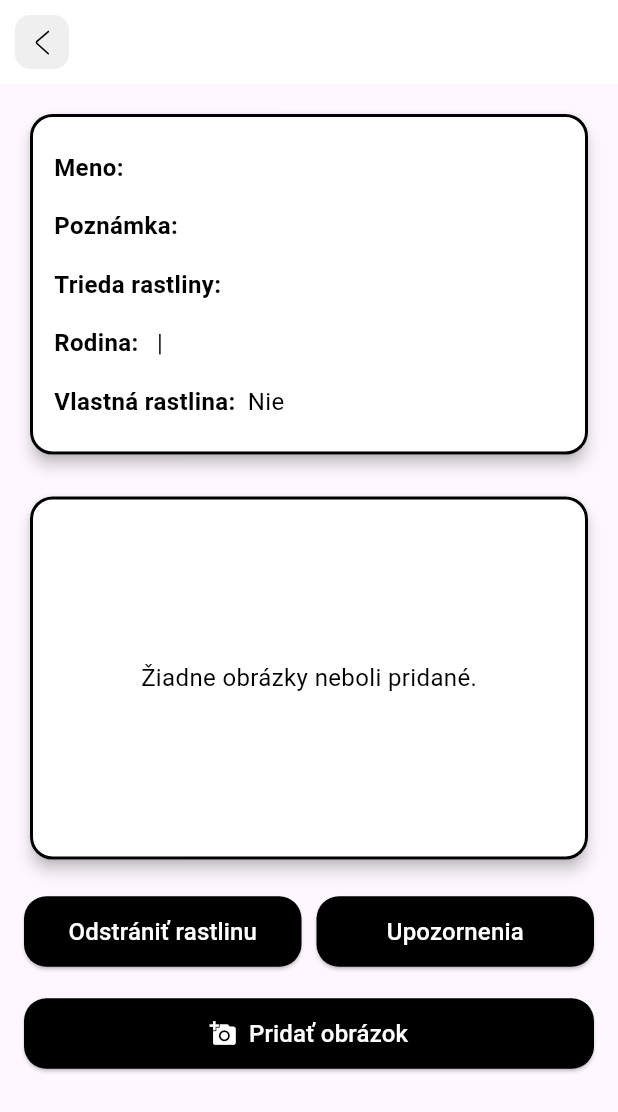
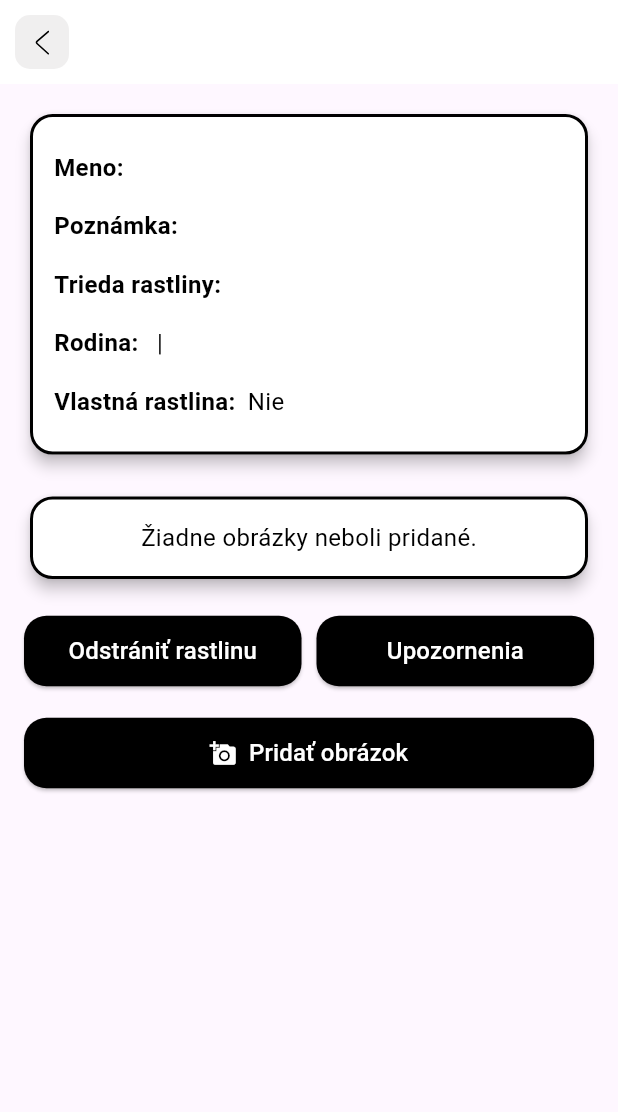
Before and after one commit to DonisPan/garden_app, a Flutter app: the PlantDetailPage screen opened directly with empty values, on a phone screen of 412 x 824 dp. Shown: the top 1112 px of the screen. Run offline on Flutter 3.47's test engine with Material 3 defaults, Android fonts, the phone set to English and light mode, and no system bars; our stand-ins replace easy_localization, flutter_dotenv, flutter_secure_storage, flutter_svg, image_picker, permission_handler and 1 more; accounts and stored records are empty.

Commit message:
Fix image card in plant detail page

```diff
--- a/lib/views/plant_detail.dart
+++ b/lib/views/plant_detail.dart
@@ -117,6 +117,9 @@ class PlantDetailPage extends StatelessWidget {
       ),
       child: Padding(
         padding: const EdgeInsets.all(16.0),
+        child: Container(
+          constraints: const BoxConstraints(maxHeight: 250),
+          child: SingleChildScrollView(
             child: Column(
               crossAxisAlignment: CrossAxisAlignment.start,
               children: [
@@ -146,6 +149,8 @@ class PlantDetailPage extends StatelessWidget {
                       : 'plant_detail.details.no'.tr(),
                 ),
               ],
+            ),
+          ),
         ),
       ),
     );
@@ -186,19 +191,21 @@ class PlantDetailPage extends StatelessWidget {
       ),
       child: Padding(
         padding: const EdgeInsets.all(16.0),
-        child: Container(
-          // max height
+        child: ConstrainedBox(
           constraints: const BoxConstraints(maxHeight: 210),
+          child: SingleChildScrollView(
             child:
                 plantImages.isEmpty
                     ? Center(
                       child: Text(
                         "plant_detail.no_images".tr(),
-                      style: TextStyle(color: Colors.black, fontSize: 16),
+                        style: const TextStyle(
+                          color: Colors.black,
+                          fontSize: 16,
+                        ),
                       ),
                     )
-                  : SingleChildScrollView(
-                    child: Wrap(
+                    : Wrap(
                       spacing: 8,
                       runSpacing: 8,
                       children:
```
Lines whose indentation alone changed are shown as unchanged.
